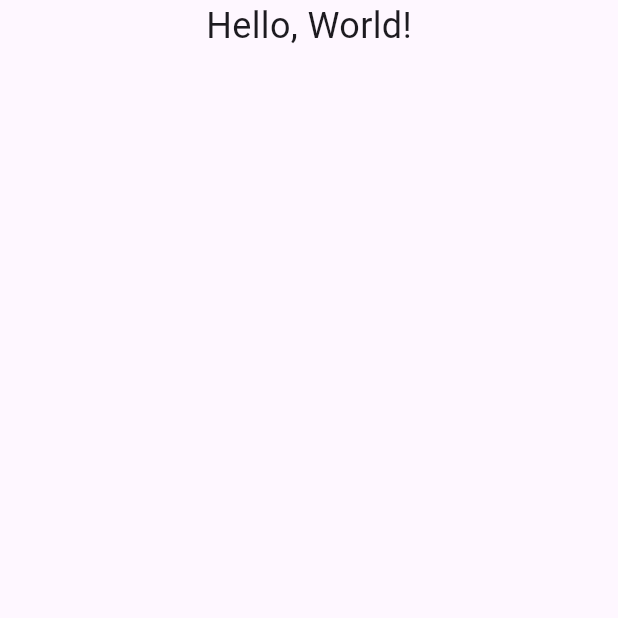
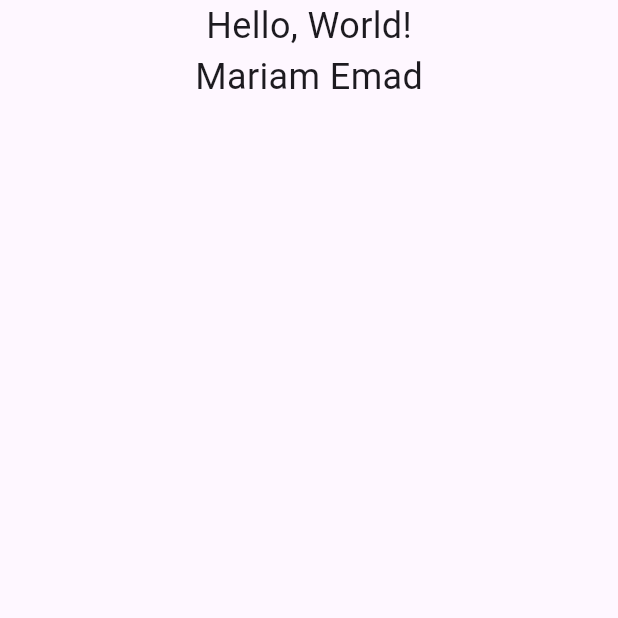
Before and after one commit to marrooov/teaming, a Flutter app: the screen it shows after launch, on a phone screen of 412 x 824 dp, the top half of it. Run offline on Flutter 3.47's test engine with Material 3 defaults, Android fonts, the phone set to English and light mode, and no system bars.

Commit message:
modifying(adding):add my name Mariam

```diff
--- a/lib/main.dart
+++ b/lib/main.dart
@@ -25,6 +25,13 @@ class MyApp extends StatelessWidget {
                 style: TextStyle(fontSize: 24),
               ),
             ),
+            Center(
+              child: Text(
+                'Mariam Emad',
+                style: TextStyle(fontSize: 24),
+              ),
+            ),
+
           ],
         ),
       ),
```
